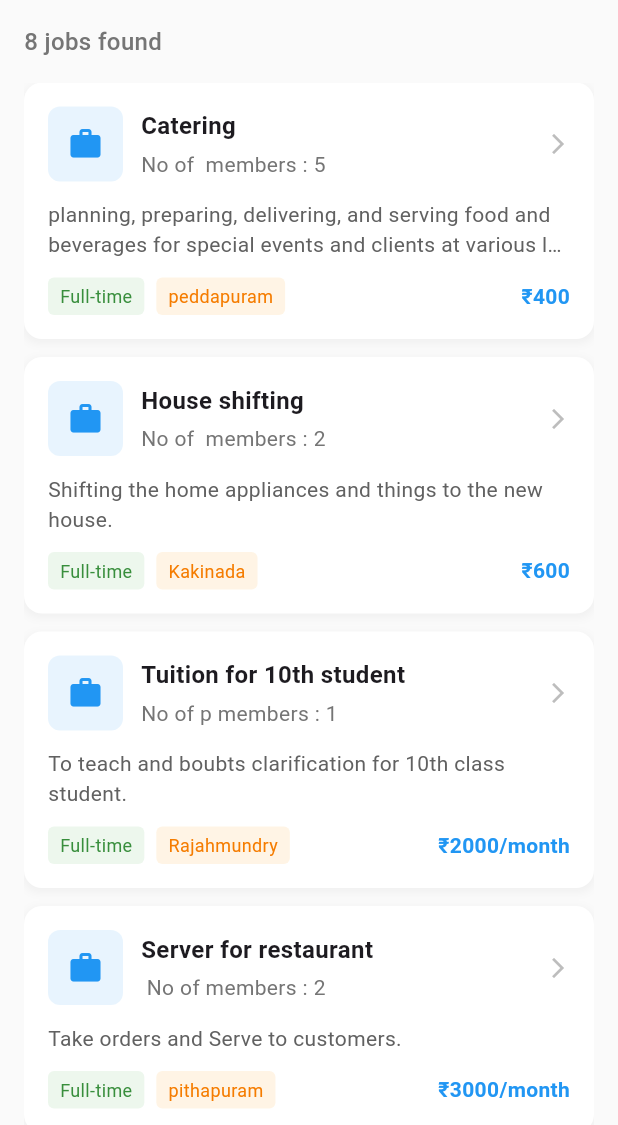
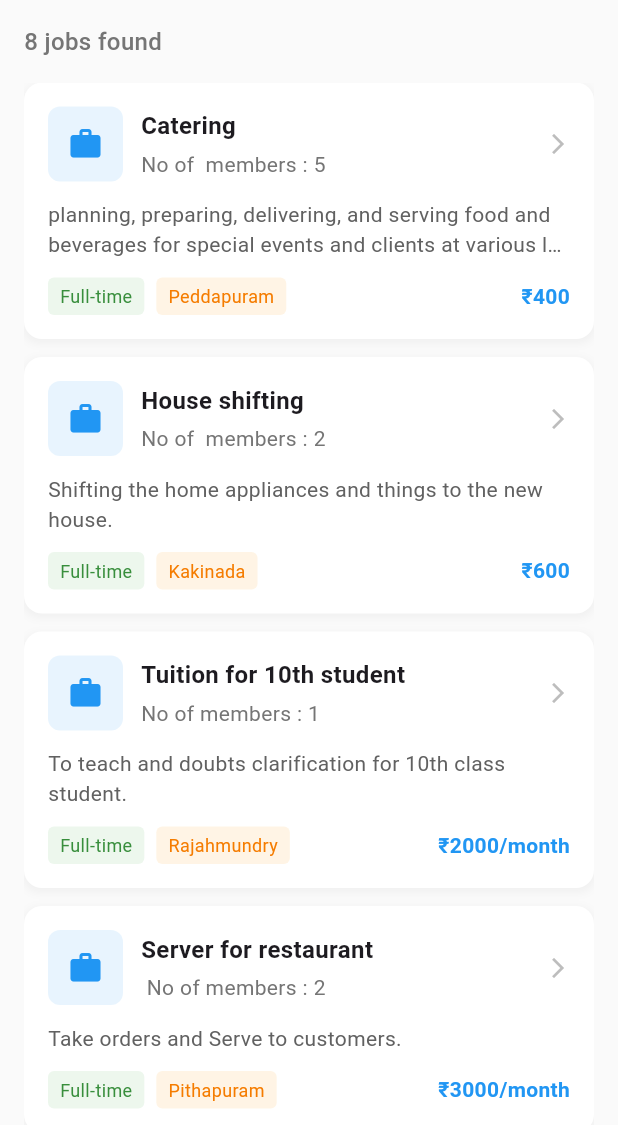
Before and after one commit to jruthik271/worknow, a Flutter app: the MainScreen screen opened directly with empty values, on a phone screen of 412 x 824 dp, the part 111-1236 px from its top. Run offline on Flutter 3.47's test engine with Material 3 defaults, Android fonts, the phone set to English and light mode, and no system bars; our stand-ins replace animated_bottom_navigation_bar, device_preview; network calls fail.

Commit message:
Error Corrections

```diff
--- a/lib/application_form.dart
+++ b/lib/application_form.dart
@@ -151,10 +151,7 @@ class _ApplicationFormPageState extends State<ApplicationFormPage> {
                     if (value == null || value.isEmpty) {
                       return 'Please enter your email';
                     }
-                    // if (!RegExp(r'^[\w-\.]+@([\w-]+\.)+[\w-]{2,4})
-                    //     .hasMatch(value)) ){
-                    //   return 'Please enter a valid email';
-                    // }
+
                     return null;
                   },
                 ),
--- a/lib/create_job.dart
+++ b/lib/create_job.dart
@@ -1,4 +1,3 @@
-// MultipleFiles/create_job_form.dart
 import 'package:flutter/material.dart';
 import 'package:worknow/job.dart';
 
@@ -220,10 +219,10 @@ class _CreateJobFormState extends State<CreateJobForm> {
                   amount: _amountController.text,
                   timings: _timingsController.text,
                   about: _aboutController.text,
-                  creatorId: 'user123', // Assign current user as creator
+                  creatorId: 'user123',
                 );
                 widget.onJobCreated(newJob);
-                Navigator.pop(context); // Go back to the previous screen
+                Navigator.pop(context);
 
               }
             },
--- a/lib/home_screen.dart
+++ b/lib/home_screen.dart
@@ -35,7 +35,7 @@ class _MainScreenState extends State<MainScreen> {
       id: 1,
       title: "Catering",
       requirement: "No of  members : 5",
-      location: "peddapuram",
+      location: "Peddapuram",
       amount: "₹400",
       timings: "8:00 AM - 12:00 PM",
       about: "planning, preparing, delivering, and serving food and beverages for special events and clients at various locations. ",
@@ -52,17 +52,17 @@ class _MainScreenState extends State<MainScreen> {
     Job(
       id: 3,
       title: "Tuition for 10th student",
-      requirement: "No of p members : 1",
+      requirement: "No of members : 1",
       location: "Rajahmundry",
       amount: "₹2000/month",
       timings: "5:00 AM - 8:30 PM",
-      about: "To teach and boubts clarification for 10th class student.",
+      about: "To teach and doubts clarification for 10th class student.",
     ),
     Job(
       id: 4,
       title: "Server for restaurant",
       requirement: " No of members : 2",
-      location: "pithapuram",
+      location: "Pithapuram",
       amount: "₹3000/month",
       timings: "5:00 PM - 11:00 PM",
       about: "Take orders and Serve to customers.",
@@ -80,7 +80,7 @@ class _MainScreenState extends State<MainScreen> {
       id: 6,
       title: "Helper for fancy store",
       requirement: "No of members : 1",
-      location: "peddapuram",
+      location: "Peddapuram",
       amount: "₹4000/month",
       timings: "9:30 AM - 6:30 PM",
       about: "Offering dedicated help to manage and grow your fancy store smoothly and efficiently.",
@@ -107,15 +107,10 @@ class _MainScreenState extends State<MainScreen> {
 
   @override
   Widget build(BuildContext context) {
-    // Combine predefined and created jobs
     final allJobs = [...predefinedJobs, ...widget.createdJobs.map((cj) => cj.job)];
-
-    // Filter jobs by selected location
     final filteredJobs = selectedLocation == "All Locations"
         ? allJobs
         : allJobs.where((job) => job.location == selectedLocation).toList();
-
-    // Check if a job is applied
     bool isJobApplied(Job job) {
       return widget.appliedJobs.any((app) => app.job.id == job.id);
     }
@@ -125,7 +120,6 @@ class _MainScreenState extends State<MainScreen> {
       body: SafeArea(
         child: Column(
           children: [
-            // Header with title and location dropdown
             Padding(
               padding: const EdgeInsets.all(16.0),
               child: Row(
@@ -165,8 +159,6 @@ class _MainScreenState extends State<MainScreen> {
                 ],
               ),
             ),
-
-            // Jobs count text
             Padding(
               padding: const EdgeInsets.symmetric(horizontal: 16.0),
               child: Align(
@@ -183,8 +175,6 @@ class _MainScreenState extends State<MainScreen> {
             ),
 
             const SizedBox(height: 16),
-
-            // Job list or empty state
             Expanded(
               child: Padding(
                 padding: const EdgeInsets.symmetric(horizontal: 16.0),
--- a/lib/job_detail.dart
+++ b/lib/job_detail.dart
@@ -52,10 +52,8 @@ class _JobDetailsPageState extends State<JobDetailsPage> {
       appliedDate: DateTime.now(),
     );
 
-    // Submit the application
     widget.onApply(application);
 
-    // Show success pop-up
     showDialog(
                         context: context,
                         builder: (BuildContext context) {
--- a/lib/page_2.dart
+++ b/lib/page_2.dart
@@ -47,7 +47,6 @@ class _WorkersState extends State<Workers> {
     return random.nextInt(5) + 1;
   }
 
-  // 👇 Function to show Add Worker Form
   void _showAddProfileForm(BuildContext context) {
     final formKey = GlobalKey<FormState>();
     final TextEditingController nameController = TextEditingController();
```
Also changed, not shown: lib/login_screen.dart (+3 -14 lines).
